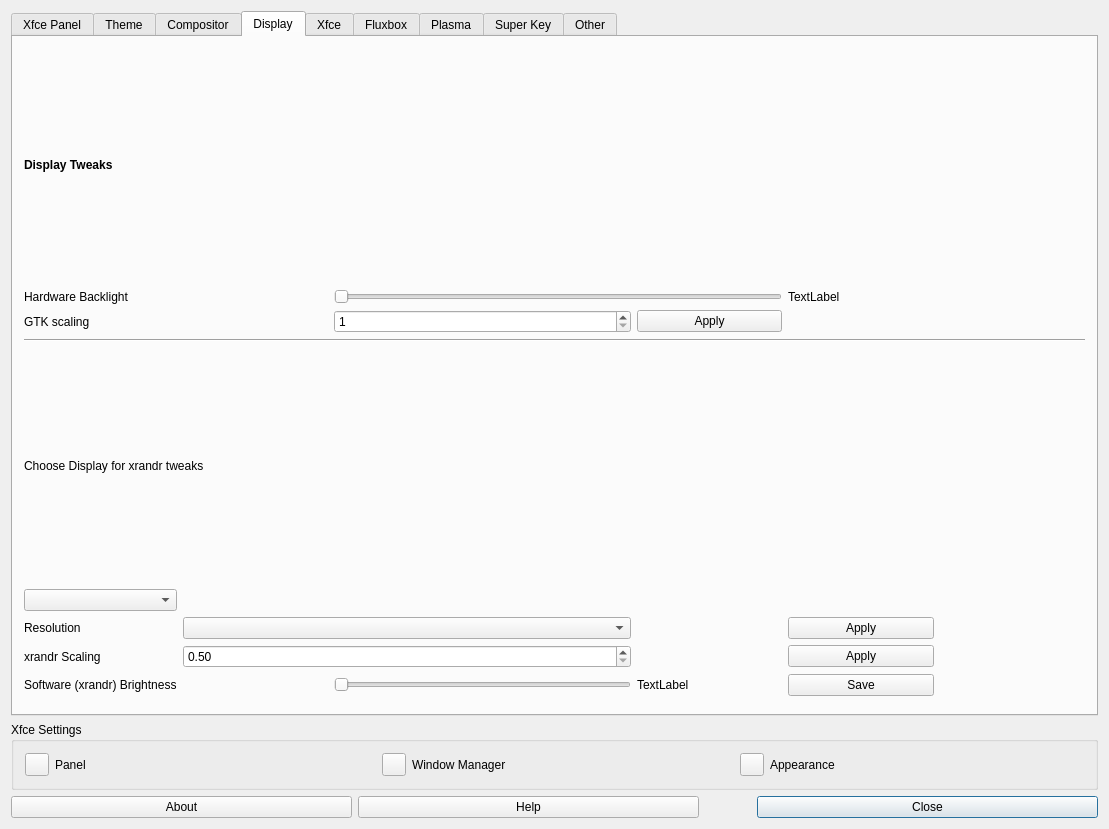
Above: defaultlook.ui from MX-Linux/mx-tweak before the change. Below: the same form after it.
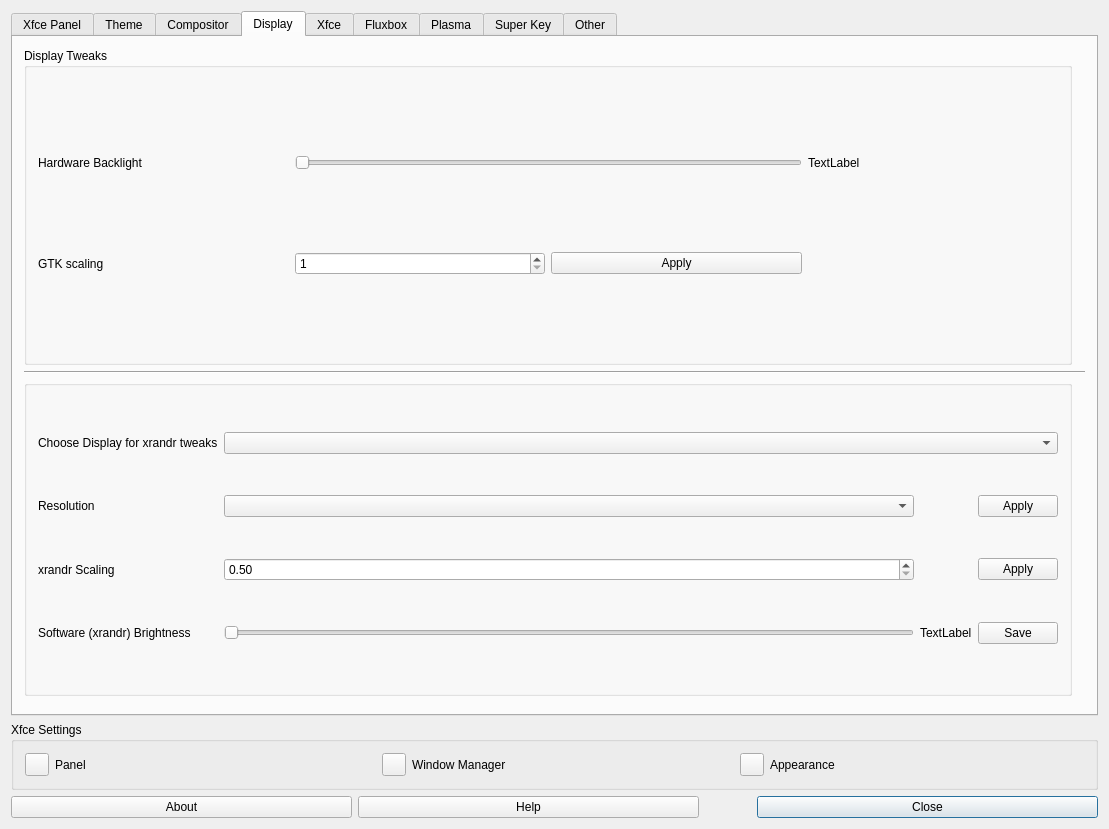
That is the form after the change. The open tabs and pages were chosen to show the change. Icons and pictures are not drawn.

Commit message: Split display tab code into TweakTheme class.

```diff
--- a/defaultlook.ui
+++ b/defaultlook.ui
@@ -649,117 +649,126 @@
       <attribute name="title">
        <string>Display</string>
       </attribute>
-      <layout class="QGridLayout" name="gridLayout_12">
+      <layout class="QGridLayout">
        <item row="0" column="0">
-        <layout class="QGridLayout" name="gridLayout_13">
-         <property name="sizeConstraint">
-          <enum>QLayout::SizeConstraint::SetNoConstraint</enum>
+        <widget class="QGroupBox" name="groupDisplay">
+         <property name="title">
+          <string>Display Tweaks</string>
          </property>
-         <item row="1" column="0" colspan="2">
-          <widget class="QLabel" name="label_xbacklight">
+         <layout class="QGridLayout">
+          <item row="0" column="0">
+           <widget class="QLabel" name="labelHardwareBacklight">
            <property name="text">
             <string extracomment="set the hardware backlight on monitors that have them">Hardware Backlight</string>
            </property>
           </widget>
          </item>
-         <item row="0" column="0">
-          <widget class="QLabel" name="label_12">
+          <item row="0" column="1" colspan="2">
+           <widget class="QSlider" name="sliderDisplayHardwareBacklight">
+            <property name="minimum">
+             <number>1</number>
+            </property>
+            <property name="maximum">
+             <number>100</number>
+            </property>
+            <property name="singleStep">
+             <number>1</number>
+            </property>
+            <property name="orientation">
+             <enum>Qt::Orientation::Horizontal</enum>
+            </property>
+           </widget>
+          </item>
+          <item row="0" column="3">
+           <widget class="QLabel" name="labelCurrentBacklight">
            <property name="text">
-            <string>&lt;html&gt;&lt;head/&gt;&lt;body&gt;&lt;p&gt;&lt;span style=&quot; font-weight:600;&quot;&gt;Display Tweaks&lt;/span&gt;&lt;/p&gt;&lt;/body&gt;&lt;/html&gt;</string>
+             <string>TextLabel</string>
            </property>
           </widget>
          </item>
-         <item row="10" column="3">
+          <item row="1" column="0">
+           <widget class="QLabel" name="labelGTKScaling">
+            <property name="text">
+             <string extracomment="gtk scale factor">GTK scaling</string>
+            </property>
+           </widget>
+          </item>
+          <item row="1" column="1">
+           <widget class="QSpinBox" name="spinDisplayGTKScaling">
+            <property name="minimum">
+             <number>1</number>
+            </property>
+            <property name="maximum">
+             <number>3</number>
+            </property>
+           </widget>
+          </item>
+          <item row="1" column="2">
+           <widget class="QPushButton" name="pushDisplayGTKScaling">
+            <property name="text">
+             <string>Apply</string>
+            </property>
+           </widget>
+          </item>
+         </layout>
+        </widget>
+       </item>
+       <item row="0" column="1">
           <spacer>
            <property name="orientation">
-            <enum>Qt::Orientation::Vertical</enum>
+          <enum>Qt::Orientation::Horizontal</enum>
            </property>
           </spacer>
          </item>
-         <item row="3" column="0" colspan="7">
+       <item row="1" column="0" colspan="2">
           <widget class="Line" name="line">
            <property name="orientation">
             <enum>Qt::Orientation::Horizontal</enum>
            </property>
           </widget>
          </item>
-         <item row="4" column="0" colspan="3">
-          <widget class="QLabel" name="label_13">
+       <item row="2" column="0">
+        <widget class="QGroupBox" name="groupDisplayXrandr">
+         <property name="title">
+          <string/>
+         </property>
+         <layout class="QGridLayout">
+          <item row="0" column="0">
+           <widget class="QLabel" name="labelDisplay">
            <property name="text">
             <string extracomment="choose the display that the xrandr tweaks will be acted upon">Choose Display for xrandr tweaks</string>
            </property>
           </widget>
          </item>
-         <item row="5" column="0">
-          <widget class="QComboBox" name="comboBoxDisplay"/>
-         </item>
-         <item row="6" column="0">
-          <widget class="QLabel" name="label_resolutions">
+          <item row="0" column="1" colspan="3">
+           <widget class="QComboBox" name="comboDisplay"/>
+          </item>
+          <item row="1" column="0">
+           <widget class="QLabel" name="labelResolutions">
            <property name="text">
             <string>Resolution</string>
            </property>
           </widget>
          </item>
-         <item row="9" column="5">
-          <widget class="QPushButton" name="buttonSaveBrightness">
-           <property name="toolTip">
-            <string>&lt;html&gt;&lt;head/&gt;&lt;body&gt;&lt;p&gt;Saving is per display&lt;/p&gt;&lt;/body&gt;&lt;/html&gt;</string>
-           </property>
-           <property name="text">
-            <string>Save</string>
-           </property>
-          </widget>
-         </item>
-         <item row="9" column="0">
-          <widget class="QLabel" name="labelsoftwarebrightness">
+          <item row="1" column="1">
+           <widget class="QComboBox" name="comboDisplayResolutions"/>
+          </item>
+          <item row="1" column="3">
+           <widget class="QPushButton" name="pushDisplayApplyResolution">
            <property name="text">
-            <string extracomment="adjust brightness (not backlight) via software">Software (xrandr) Brightness</string>
-           </property>
-          </widget>
-         </item>
-         <item row="9" column="4">
-          <widget class="QLabel" name="label_brightness_slider">
-           <property name="text">
-            <string>TextLabel</string>
+             <string>Apply</string>
            </property>
           </widget>
          </item>
          <item row="2" column="0">
-          <widget class="QLabel" name="labelgtkscaling">
-           <property name="text">
-            <string extracomment="gtk scale factor">GTK scaling</string>
-           </property>
-          </widget>
-         </item>
-         <item row="7" column="6">
-          <spacer>
-           <property name="orientation">
-            <enum>Qt::Orientation::Horizontal</enum>
-           </property>
-          </spacer>
-         </item>
-         <item row="7" column="0">
-          <widget class="QLabel" name="label_scale">
+           <widget class="QLabel" name="labelDisplayScale">
            <property name="text">
             <string extracomment="xrandr scale factor">xrandr Scaling</string>
            </property>
           </widget>
          </item>
-         <item row="9" column="2" colspan="2">
-          <widget class="QSlider" name="horizontalSliderBrightness">
-           <property name="maximum">
-            <number>200</number>
-           </property>
-           <property name="orientation">
-            <enum>Qt::Orientation::Horizontal</enum>
-           </property>
-          </widget>
-         </item>
-         <item row="6" column="1" colspan="3">
-          <widget class="QComboBox" name="comboBoxresolutions"/>
-         </item>
-         <item row="7" column="1" colspan="3">
-          <widget class="QDoubleSpinBox" name="doubleSpinBoxscale">
+          <item row="2" column="1">
+           <widget class="QDoubleSpinBox" name="spinDisplayScale">
            <property name="minimum">
             <double>0.500000000000000</double>
            </property>
@@ -771,61 +780,56 @@
            </property>
           </widget>
          </item>
-         <item row="6" column="5">
-          <widget class="QPushButton" name="buttonapplyresolution">
+          <item row="2" column="3">
+           <widget class="QPushButton" name="pushDisplayApplyScaling">
            <property name="text">
             <string>Apply</string>
            </property>
           </widget>
          </item>
-         <item row="7" column="5">
-          <widget class="QPushButton" name="buttonApplyDisplayScaling">
+          <item row="3" column="0">
+           <widget class="QLabel" name="labelsoftwarebrightness">
            <property name="text">
-            <string>Apply</string>
+             <string extracomment="adjust brightness (not backlight) via software">Software (xrandr) Brightness</string>
            </property>
           </widget>
          </item>
-         <item row="2" column="4">
-          <widget class="QPushButton" name="buttonGTKscaling">
-           <property name="text">
-            <string>Apply</string>
-           </property>
-          </widget>
-         </item>
-         <item row="2" column="2" colspan="2">
-          <widget class="QSpinBox" name="spinBoxgtkscaling">
-           <property name="minimum">
-            <number>1</number>
-           </property>
+          <item row="3" column="1">
+           <widget class="QSlider" name="sliderDisplayBrightness">
            <property name="maximum">
-            <number>3</number>
-           </property>
-          </widget>
-         </item>
-         <item row="1" column="5">
-          <widget class="QLabel" name="backlight_label">
-           <property name="text">
-            <string>TextLabel</string>
-           </property>
-          </widget>
-         </item>
-         <item row="1" column="2" colspan="3">
-          <widget class="QSlider" name="horizsliderhardwarebacklight">
-           <property name="minimum">
-            <number>1</number>
-           </property>
-           <property name="maximum">
-            <number>100</number>
-           </property>
-           <property name="singleStep">
-            <number>1</number>
+             <number>200</number>
            </property>
            <property name="orientation">
             <enum>Qt::Orientation::Horizontal</enum>
            </property>
           </widget>
          </item>
-        </layout>
+          <item row="3" column="2">
+           <widget class="QLabel" name="labelDisplayBrightness">
+            <property name="text">
+             <string>TextLabel</string>
+            </property>
+           </widget>
+          </item>
+          <item row="3" column="3">
+           <widget class="QPushButton" name="pushDisplaySaveBrightness">
+            <property name="toolTip">
+             <string>Saving is per display</string>
+            </property>
+            <property name="text">
+             <string>Save</string>
+            </property>
+           </widget>
+          </item>
+         </layout>
+        </widget>
+       </item>
+       <item row="3" column="0">
+        <spacer>
+         <property name="orientation">
+          <enum>Qt::Orientation::Vertical</enum>
+         </property>
+        </spacer>
        </item>
       </layout>
      </widget>
```
Left out of the diff: 2 changed lines with no effect on the pictures. Lines whose indentation alone changed are shown as unchanged. The commit also changes 5 other files.
